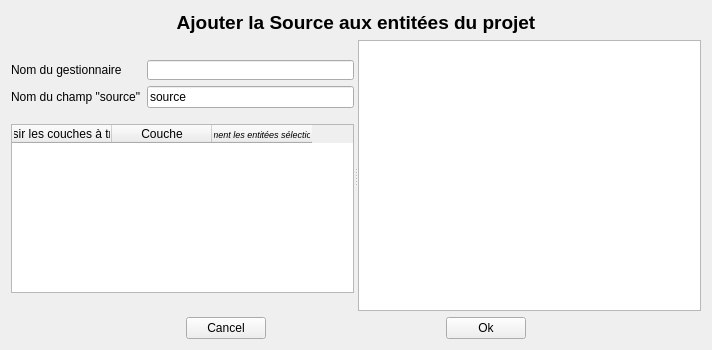
Old version of the form ressources/add_source_form.ui in the repository GiroDiGiiro/geopal.
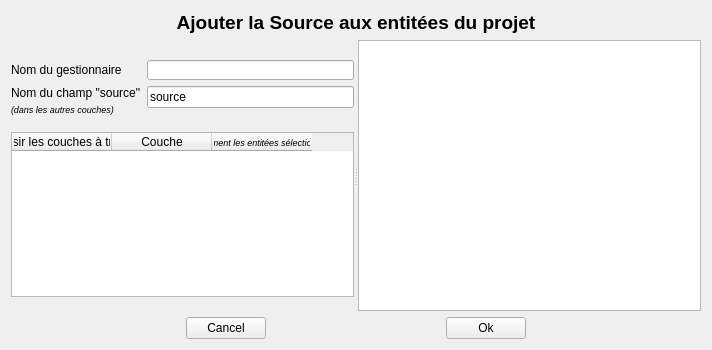
New version of the form.

```diff
--- a/ressources/add_source_form.ui
+++ b/ressources/add_source_form.ui
@@ -85,7 +85,15 @@
          <item row="1" column="0">
           <widget class="QLabel" name="label_2">
            <property name="text">
-            <string>Nom du champ &quot;source&quot;</string>
+            <string>&lt;html&gt;
+&lt;head/&gt;
+&lt;body&gt;
+&lt;p style=&quot;margin-bottom: 2px;&quot;&gt;Nom du champ &quot;source&quot;&lt;/p&gt;
+&lt;p style=&quot;margin-top: 0;&quot;&gt;
+&lt;span style=&quot;font-size:7pt; font-style:italic;&quot;&gt;(dans les autres couches)&lt;/span&gt;
+&lt;/p&gt;
+&lt;/body&gt;
+&lt;/html&gt;</string>
            </property>
           </widget>
          </item>
```
